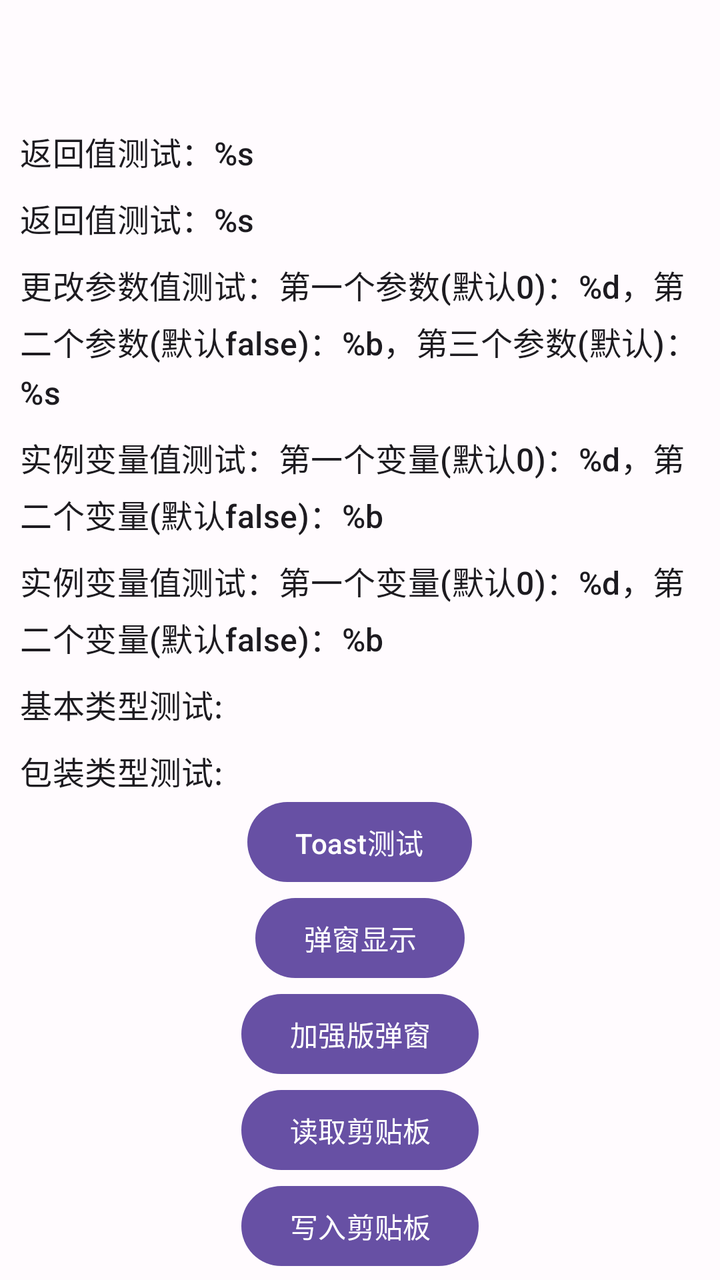
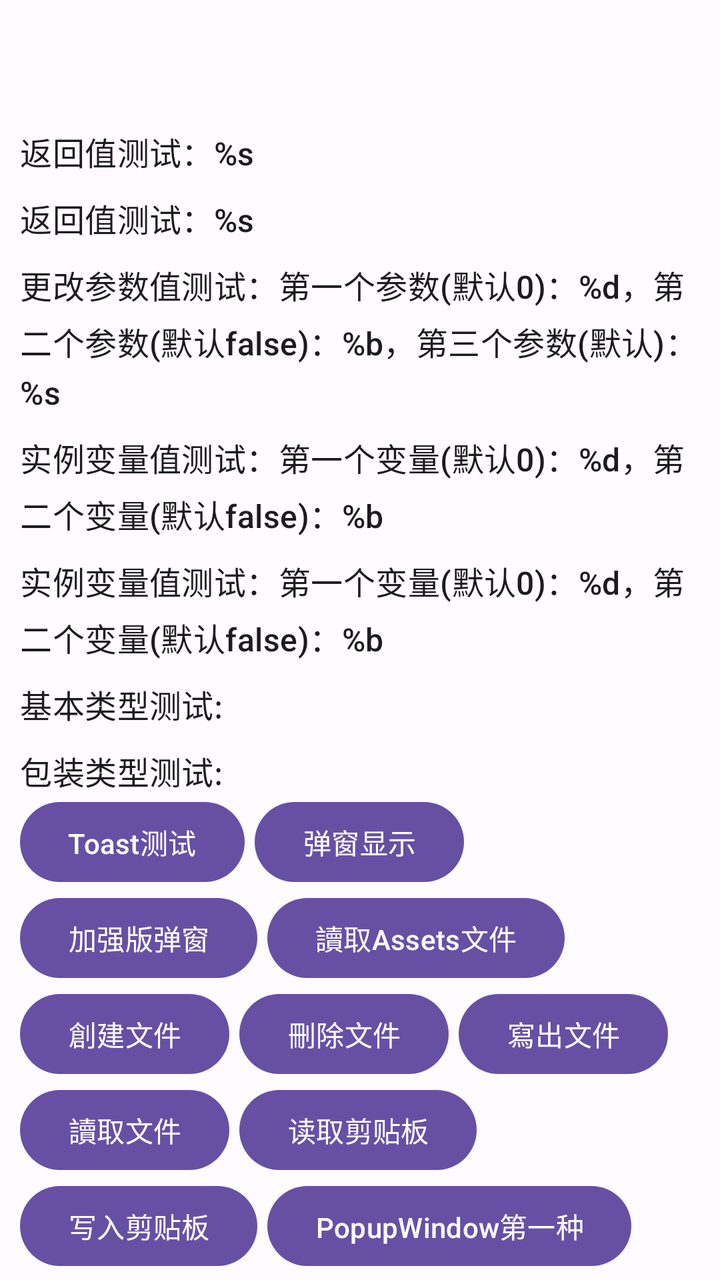

Two renders of the same Android screen: before a commit and after it. Below are the layout's source before the change and the commit's diff.
<!-- AndroidManifest.xml: application theme AppTheme -->
<!-- res/layout/activity_main.xml -->
<?xml version="1.0" encoding="utf-8"?>
<androidx.coordinatorlayout.widget.CoordinatorLayout xmlns:android="http://schemas.android.com/apk/res/android"
    xmlns:app="http://schemas.android.com/apk/res-auto"
    xmlns:tools="http://schemas.android.com/tools"
    android:layout_width="match_parent"
    android:layout_height="match_parent"
    tools:context=".MainActivity">

    <com.google.android.material.appbar.AppBarLayout
        android:fitsSystemWindows="true"
        android:id="@+id/appBar"
        android:layout_width="match_parent"
        android:layout_height="wrap_content"
        android:layout_gravity="top">
        <com.google.android.material.appbar.MaterialToolbar
            android:id="@+id/toolbar"
            android:layout_width="match_parent"
            android:layout_height="?attr/actionBarSize"/>
    </com.google.android.material.appbar.AppBarLayout>

    <androidx.core.widget.NestedScrollView
        app:layout_behavior="com.google.android.material.appbar.AppBarLayout$ScrollingViewBehavior"
        android:layout_width="match_parent"
        android:layout_height="wrap_content"
        android:clipToPadding="false"
        android:paddingBottom="30dp">

        <androidx.appcompat.widget.LinearLayoutCompat
            android:layout_width="match_parent"
            android:layout_height="wrap_content"
            android:orientation="vertical"
            android:paddingHorizontal="10dp">

            <com.google.android.material.textview.MaterialTextView
                android:id="@+id/tv_returnTest"
                style="?attr/textAppearanceListItem"
                android:layout_width="match_parent"
                android:layout_height="wrap_content"
                android:text="@string/main_test_return" />

            <com.google.android.material.textview.MaterialTextView
                android:id="@+id/tv_breakTest"
                style="?attr/textAppearanceListItem"
                android:layout_width="match_parent"
                android:layout_height="wrap_content"
                android:layout_marginTop="10dp"
                android:text="@string/main_test_return" />

            <com.google.android.material.textview.MaterialTextView
                android:id="@+id/tv_paramsTest"
                style="?attr/textAppearanceListItem"
                android:layout_width="match_parent"
                android:layout_height="wrap_content"
                android:layout_marginTop="10dp"
                android:text="@string/main_test_params_hook" />

            <com.google.android.material.textview.MaterialTextView
                android:id="@+id/tv_instanceField"
                style="?attr/textAppearanceListItem"
                android:layout_width="match_parent"
                android:layout_height="wrap_content"
                android:layout_marginTop="10dp"
                android:text="@string/main_test_instance_field" />

            <com.google.android.material.textview.MaterialTextView
                android:id="@+id/tv_staticField"
                style="?attr/textAppearanceListItem"
                android:layout_width="match_parent"
                android:layout_height="wrap_content"
                android:layout_marginTop="10dp"
                android:text="@string/main_test_instance_field" />

            <com.google.android.material.textview.MaterialTextView
                android:id="@+id/tv_primitive_type"
                style="?attr/textAppearanceListItem"
                android:layout_width="match_parent"
                android:layout_height="wrap_content"
                android:layout_marginTop="10dp"
                android:text="@string/main_test_primitive_type" />

            <com.google.android.material.textview.MaterialTextView
                android:id="@+id/tv_boxed_primitive_type"
                style="?attr/textAppearanceListItem"
                android:layout_width="match_parent"
                android:layout_height="wrap_content"
                android:layout_marginTop="10dp"
                android:text="@string/main_test_boxed_primitive_type" />


            <com.google.android.material.button.MaterialButton
                android:layout_gravity="center_horizontal"
                android:id="@+id/bt_showToast"
                android:layout_width="wrap_content"
                android:layout_height="wrap_content"
                android:text="@string/main_test_show_toast" />

            <com.google.android.material.button.MaterialButton
                android:id="@+id/bt_showDialog"
                android:layout_width="wrap_content"
                android:layout_gravity="center_horizontal"
                android:layout_height="wrap_content"
                android:text="@string/main_test_show_dialog" />

            <com.google.android.material.button.MaterialButton
                android:id="@+id/bt_showSuperDialog"
                android:layout_gravity="center_horizontal"
                android:layout_width="wrap_content"
                android:layout_height="wrap_content"
                android:text="@string/main_test_show_super_dialog" />


            <com.google.android.material.button.MaterialButton
                android:id="@+id/bt_read_clipboard"
                android:layout_width="wrap_content"
                android:layout_gravity="center_horizontal"
                android:layout_height="wrap_content"
                android:text="@string/main_read_text_from_clipboard" />

            <com.google.android.material.button.MaterialButton
                android:id="@+id/bt_write_clipboard"
                android:layout_width="wrap_content"
                android:layout_gravity="center_horizontal"
                android:layout_height="wrap_content"
                android:text="@string/main_write_text_to_clipboard" />

            <com.google.android.material.button.MaterialButton
                android:id="@+id/bt_popup1"
                android:layout_gravity="center_horizontal"
                android:layout_width="wrap_content"
                android:layout_height="wrap_content"
                android:text="@string/main_test_popup_window_one" />

            <com.google.android.material.button.MaterialButton
                android:id="@+id/bt_popup2"
                android:layout_gravity="center_horizontal"
                android:layout_width="wrap_content"
                android:layout_height="wrap_content"
                android:text="@string/main_test_popup_window_two" />

        </androidx.appcompat.widget.LinearLayoutCompat>

    </androidx.core.widget.NestedScrollView>

</androidx.coordinatorlayout.widget.CoordinatorLayout>
<!-- resources referenced by this layout -->
<resources>
  <string name="main_read_text_from_clipboard">读取剪贴板</string>
  <string name="main_test_boxed_primitive_type">包装类型测试: </string>
  <string name="main_test_instance_field">实例变量值测试：第一个变量(默认0)：%d，第二个变量(默认false)：%b</string>
  <string name="main_test_params_hook">更改参数值测试：第一个参数(默认0)：%d，第二个参数(默认false)：%b，第三个参数(默认"")：%s</string>
  <string name="main_test_popup_window_one">PopupWindow第一种</string>
  <string name="main_test_popup_window_two">PopupWindow第二种</string>
  <string name="main_test_primitive_type">基本类型测试: </string>
  <string name="main_test_return">返回值测试：%s</string>
  <string name="main_test_show_dialog">弹窗显示</string>
  <string name="main_test_show_super_dialog">加强版弹窗</string>
  <string name="main_test_show_toast">Toast测试</string>
  <string name="main_write_text_to_clipboard">写入剪贴板</string>
  <color name="md_theme_light_primary">#6750A4</color>
  <color name="md_theme_light_onPrimary">#FFFFFF</color>
  <color name="md_theme_light_primaryContainer">#EADDFF</color>
  <color name="md_theme_light_onPrimaryContainer">#21005D</color>
  <color name="md_theme_light_secondary">#625B71</color>
  <color name="md_theme_light_onSecondary">#FFFFFF</color>
  <color name="md_theme_light_secondaryContainer">#E8DEF8</color>
  <color name="md_theme_light_onSecondaryContainer">#1D192B</color>
  <color name="md_theme_light_tertiary">#7D5260</color>
  <color name="md_theme_light_onTertiary">#FFFFFF</color>
  <color name="md_theme_light_tertiaryContainer">#FFD8E4</color>
  <color name="md_theme_light_onTertiaryContainer">#31111D</color>
  <color name="md_theme_light_error">#B3261E</color>
  <color name="md_theme_light_onError">#FFFFFF</color>
  <color name="md_theme_light_errorContainer">#F9DEDC</color>
  <color name="md_theme_light_onErrorContainer">#410E0B</color>
  <color name="md_theme_light_outline">#79747E</color>
  <color name="md_theme_light_background">#FFFBFE</color>
  <color name="md_theme_light_onBackground">#1C1B1F</color>
  <color name="md_theme_light_surface">#FFFBFE</color>
  <color name="md_theme_light_onSurface">#1C1B1F</color>
  <color name="md_theme_light_surfaceVariant">#E7E0EC</color>
  <color name="md_theme_light_onSurfaceVariant">#49454F</color>
  <color name="md_theme_light_inverseSurface">#313033</color>
  <color name="md_theme_light_inverseOnSurface">#F4EFF4</color>
  <color name="md_theme_light_inversePrimary">#D0BCFF</color>
  <!-- unchanged entries left out for length: 1 -->
</resources>

<!-- the commit's change to res/layout/activity_main.xml (unified diff, before → after) -->
@@ -86,56 +86,96 @@
                 android:layout_marginTop="10dp"
                 android:text="@string/main_test_boxed_primitive_type" />
 
+        <androidx.constraintlayout.widget.ConstraintLayout
+            android:layout_width="match_parent"
+            android:layout_height="wrap_content"
+            tools:ignore="MissingConstraints"
+            >
+            <androidx.constraintlayout.helper.widget.Flow
+                android:layout_width="match_parent"
+                android:layout_height="wrap_content"
+                app:constraint_referenced_ids="bt_showToast,bt_showDialog,bt_showSuperDialog,bt_readAssets,bt_createFile,bt_deleteFile,bt_writeFile,bt_readFile,bt_read_clipboard,bt_write_clipboard,bt_popup1,bt_popup2"
+                app:flow_horizontalBias="0"
+                app:flow_horizontalGap="5dp"
+                app:flow_horizontalStyle="packed"
+                app:flow_wrapMode="chain"
+                />
 
             <com.google.android.material.button.MaterialButton
-                android:layout_gravity="center_horizontal"
                 android:id="@+id/bt_showToast"
                 android:layout_width="wrap_content"
                 android:layout_height="wrap_content"
-                android:text="@string/main_test_show_toast" />
+                android:text="@string/main_test_show_toast"
+                />
 
             <com.google.android.material.button.MaterialButton
                 android:id="@+id/bt_showDialog"
                 android:layout_width="wrap_content"
-                android:layout_gravity="center_horizontal"
                 android:layout_height="wrap_content"
                 android:text="@string/main_test_show_dialog" />
 
             <com.google.android.material.button.MaterialButton
                 android:id="@+id/bt_showSuperDialog"
-                android:layout_gravity="center_horizontal"
                 android:layout_width="wrap_content"
                 android:layout_height="wrap_content"
                 android:text="@string/main_test_show_super_dialog" />
 
+            <com.google.android.material.button.MaterialButton
+                android:id="@+id/bt_readAssets"
+                android:layout_width="wrap_content"
+                android:layout_height="wrap_content"
+                android:text="@string/main_read_assets_text" />
+
+            <com.google.android.material.button.MaterialButton
+                android:id="@+id/bt_createFile"
+                android:layout_width="wrap_content"
+                android:layout_height="wrap_content"
+                android:text="@string/main_create_file" />
+
+            <com.google.android.material.button.MaterialButton
+                android:id="@+id/bt_deleteFile"
+                android:layout_width="wrap_content"
+                android:layout_height="wrap_content"
+                android:text="@string/main_delete_file" />
+
+            <com.google.android.material.button.MaterialButton
+                android:id="@+id/bt_readFile"
+                android:layout_width="wrap_content"
+                android:layout_height="wrap_content"
+                android:text="@string/main_read_file" />
+
+            <com.google.android.material.button.MaterialButton
+                android:id="@+id/bt_writeFile"
+                android:layout_width="wrap_content"
+                android:layout_height="wrap_content"
+                android:text="@string/main_write_file" />
 
             <com.google.android.material.button.MaterialButton
                 android:id="@+id/bt_read_clipboard"
                 android:layout_width="wrap_content"
-                android:layout_gravity="center_horizontal"
                 android:layout_height="wrap_content"
                 android:text="@string/main_read_text_from_clipboard" />
 
             <com.google.android.material.button.MaterialButton
                 android:id="@+id/bt_write_clipboard"
                 android:layout_width="wrap_content"
-                android:layout_gravity="center_horizontal"
                 android:layout_height="wrap_content"
                 android:text="@string/main_write_text_to_clipboard" />
 
             <com.google.android.material.button.MaterialButton
                 android:id="@+id/bt_popup1"
-                android:layout_gravity="center_horizontal"
                 android:layout_width="wrap_content"
                 android:layout_height="wrap_content"
                 android:text="@string/main_test_popup_window_one" />
 
             <com.google.android.material.button.MaterialButton
                 android:id="@+id/bt_popup2"
-                android:layout_gravity="center_horizontal"
                 android:layout_width="wrap_content"
                 android:layout_height="wrap_content"
                 android:text="@string/main_test_popup_window_two" />
+
+
+        </androidx.constraintlayout.widget.ConstraintLayout>
 
         </androidx.appcompat.widget.LinearLayoutCompat>
 
<!-- resource entries referenced after the edit -->
@@ -1,5 +1,9 @@
 <!-- resources referenced by this layout -->
 <resources>
+  <string name="main_create_file">創建文件</string>
+  <string name="main_delete_file">刪除文件</string>
+  <string name="main_read_assets_text">讀取Assets文件</string>
+  <string name="main_read_file">讀取文件</string>
   <string name="main_read_text_from_clipboard">读取剪贴板</string>
   <string name="main_test_boxed_primitive_type">包装类型测试: </string>
   <string name="main_test_instance_field">实例变量值测试：第一个变量(默认0)：%d，第二个变量(默认false)：%b</string>
@@ -11,6 +15,7 @@
   <string name="main_test_show_dialog">弹窗显示</string>
   <string name="main_test_show_super_dialog">加强版弹窗</string>
   <string name="main_test_show_toast">Toast测试</string>
+  <string name="main_write_file">寫出文件</string>
   <string name="main_write_text_to_clipboard">写入剪贴板</string>
   <color name="md_theme_light_primary">#6750A4</color>
   <color name="md_theme_light_onPrimary">#FFFFFF</color>
